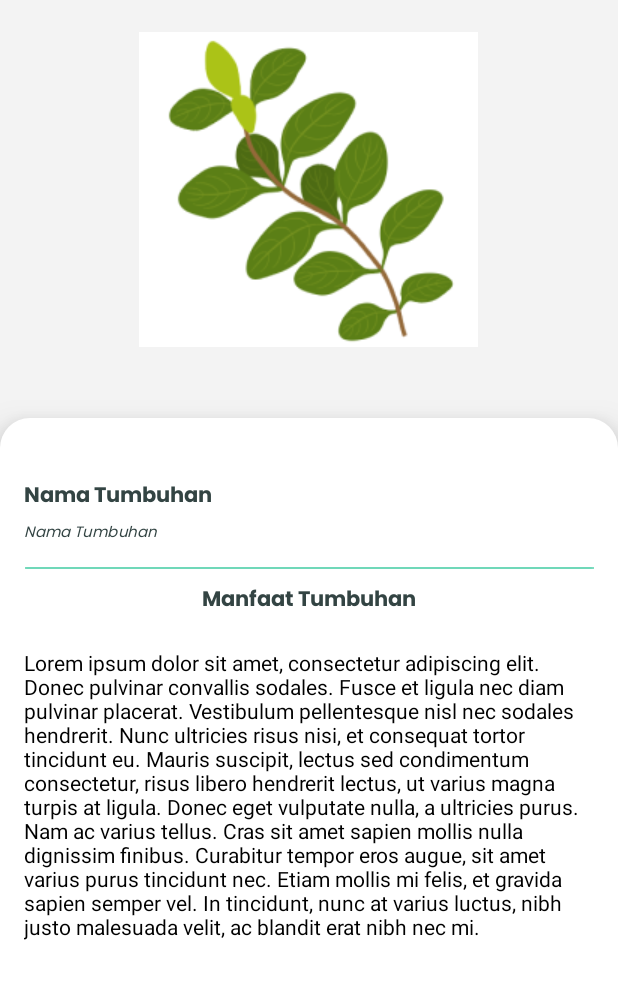
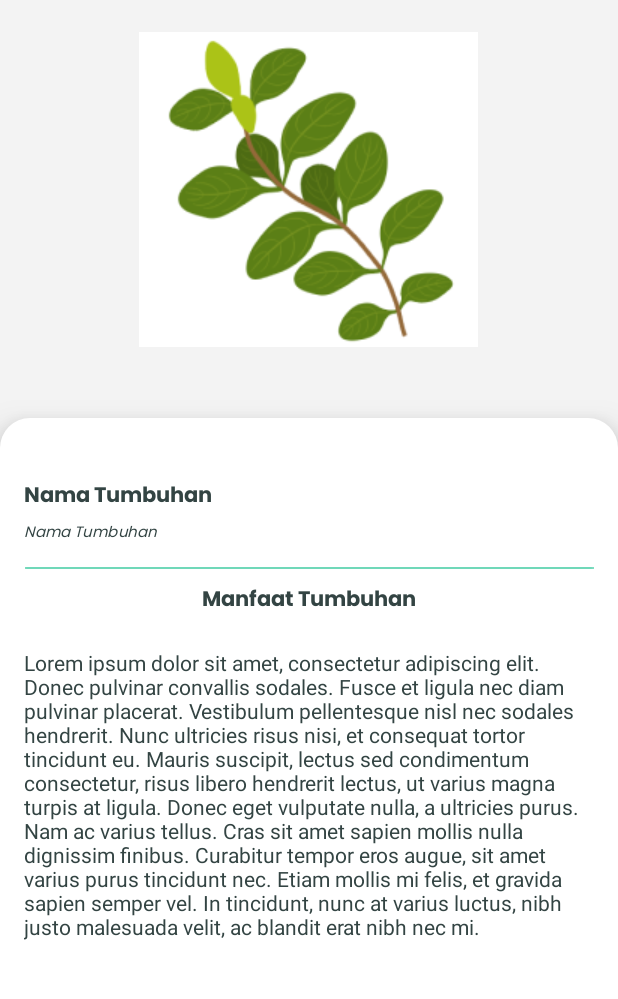
Before and after one commit to Dinusbank/Android, an Android app: the ResultActivity screen opened directly, with no data from a screen before it, on a phone screen of 412 x 824 dp, the part 98-1097 px from its top. Run offline under Robolectric (Android 15) with nearby library versions, the phone set to English and light mode, and no system bars; Roboto replaces fonts that are not available here.

Commit message:
fix font_color

```diff
--- a/app/src/main/res/layout/activity_result.xml
+++ b/app/src/main/res/layout/activity_result.xml
@@ -70,7 +70,7 @@
             android:layout_marginTop="@dimen/four_dp"
             android:fontFamily="@font/poppins"
             android:text="@string/nama_tumbuhan"
-            android:textColor="@color/textstarter_color"
+            android:textColor="@color/font_color"
             android:textSize="@dimen/ten_sp"
             android:textStyle="italic" />
 
@@ -105,7 +105,7 @@
             android:layout_marginEnd="@dimen/sixteen_dp"
             android:fontFamily="@font/roboto"
             android:text="@string/lorem_ipsum"
-            android:textColor="@color/black"
+            android:textColor="@color/font_color"
             android:textSize="@dimen/fourteen_sp" />
 
     </RelativeLayout>
--- a/app/src/main/res/layout/fragment_home.xml
+++ b/app/src/main/res/layout/fragment_home.xml
@@ -51,7 +51,7 @@
         android:fontFamily="@font/poppins"
         android:gravity="center"
         android:text="@string/unggah_teks"
-        android:textColor="@color/black"
+        android:textColor="@color/font_color"
         app:layout_constraintEnd_toEndOf="parent"
         app:layout_constraintStart_toStartOf="parent"
         app:layout_constraintTop_toBottomOf="@+id/textView" />
--- a/app/src/main/res/layout/fragment_info.xml
+++ b/app/src/main/res/layout/fragment_info.xml
@@ -25,7 +25,7 @@
         android:fontFamily="@font/poppins"
         android:textSize="14sp"
         android:layout_gravity="center"
-        android:textColor="@color/textstarter_color"
+        android:textColor="@color/font_color"
         android:layout_marginTop="5dp"/>
 
 </LinearLayout>
--- a/app/src/main/res/layout/fragment_search.xml
+++ b/app/src/main/res/layout/fragment_search.xml
@@ -56,7 +56,7 @@
         android:fontFamily="@font/poppins"
         android:gravity="center"
         android:text="@string/search_error"
-        android:textColor="@color/textstarter_color"
+        android:textColor="@color/font_color"
         android:textSize="14sp"
         app:layout_constraintEnd_toEndOf="parent"
         app:layout_constraintStart_toStartOf="parent"
--- a/app/src/main/res/layout/fragment_splash1.xml
+++ b/app/src/main/res/layout/fragment_splash1.xml
@@ -34,6 +34,7 @@
         android:text="@string/project_by"
         android:layout_gravity="center"
         android:gravity="center"
+        android:textColor="@color/font_color"
         android:textSize="@dimen/ten_sp"
         android:layout_marginTop="27dp" />
 
--- a/app/src/main/res/layout/fragment_splash2.xml
+++ b/app/src/main/res/layout/fragment_splash2.xml
@@ -33,7 +33,7 @@
         android:layout_height="54dp"
         android:fontFamily="@font/poppins"
         android:textSize="18sp"
-        android:textColor="@color/textstarter_color"
+        android:textColor="@color/font_color"
         android:text="@string/splash2_text"
         android:gravity="center"
         android:layout_gravity="center"
--- a/app/src/main/res/layout/fragment_splash3.xml
+++ b/app/src/main/res/layout/fragment_splash3.xml
@@ -46,7 +46,7 @@
         android:text="@string/text_starter"
         android:layout_gravity="center"
         android:gravity="center"
-        android:textColor="@color/textstarter_color"
+        android:textColor="@color/font_color"
         android:layout_marginTop="29dp"/>
 
     <RelativeLayout
--- a/app/src/main/res/layout/fragment_splash4.xml
+++ b/app/src/main/res/layout/fragment_splash4.xml
@@ -32,7 +32,7 @@
         android:layout_width="match_parent"
         android:layout_height="81dp"
         android:fontFamily="@font/poppins"
-        android:textColor="@color/textstarter_color"
+        android:textColor="@color/font_color"
         android:textSize="18sp"
         android:text="@string/text_starter2"
         android:layout_gravity="center"
--- a/app/src/main/res/layout/item_plants.xml
+++ b/app/src/main/res/layout/item_plants.xml
@@ -18,7 +18,7 @@
         android:layout_alignParentTop="true"
         android:layout_marginStart="@dimen/sixteen_dp"
         android:fontFamily="@font/poppins_bold"
-        android:textColor="@color/textstarter_color"
+        android:textColor="@color/font_color"
         android:textSize="18sp"
         tools:ignore="RelativeOverlap" />
 
@@ -30,7 +30,7 @@
         android:layout_marginStart="@dimen/sixteen_dp"
         android:fontFamily="@font/poppins"
         android:text="@string/latin_names"
-        android:textColor="@color/textstarter_color"
+        android:textColor="@color/font_color"
         android:textSize="@dimen/ten_sp"
         android:textStyle="italic"
         android:layout_below="@id/tv_leafesname"/>
--- a/app/src/main/res/values/colors.xml
+++ b/app/src/main/res/values/colors.xml
@@ -8,6 +8,6 @@
     <color name="black">#FF000000</color>
     <color name="white">#FFFFFFFF</color>
     <color name="gray">#E4E4E4</color>
-    <color name="textstarter_color">#334443</color>
     <color name="bgcolor_result">#F3F3F3</color>
+    <color name="font_color">#334443</color>
 </resources>
--- a/app/src/main/res/values/themes.xml
+++ b/app/src/main/res/values/themes.xml
@@ -20,6 +20,6 @@
         <item name="fontFamily">@font/poppins_bold</item>
         <item name="android:textSize">@dimen/fourteen_sp</item>
         <item name="android:textStyle">bold</item>
-        <item name="android:textColor">@color/textstarter_color</item>
+        <item name="android:textColor">@color/font_color</item>
     </style>
 </resources>
```
